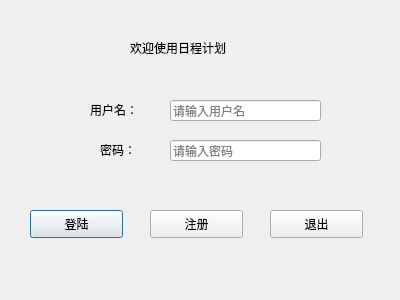
Qt form dailyplan/dialog.ui (Dietes/Daily-planner) before a commit.
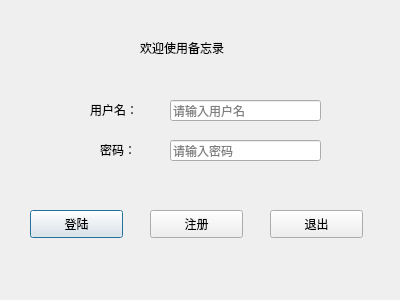
The same form after that commit.

The edit to the form file:
```diff
--- a/dailyplan/dialog.ui
+++ b/dailyplan/dialog.ui
@@ -81,14 +81,14 @@
   <widget class="QLabel" name="wordLB">
    <property name="geometry">
     <rect>
-     <x>130</x>
+     <x>140</x>
      <y>40</y>
      <width>151</width>
      <height>16</height>
     </rect>
    </property>
    <property name="text">
-    <string>欢迎使用日程计划</string>
+    <string>欢迎使用备忘录</string>
    </property>
   </widget>
   <widget class="QLineEdit" name="usrLine">
```
